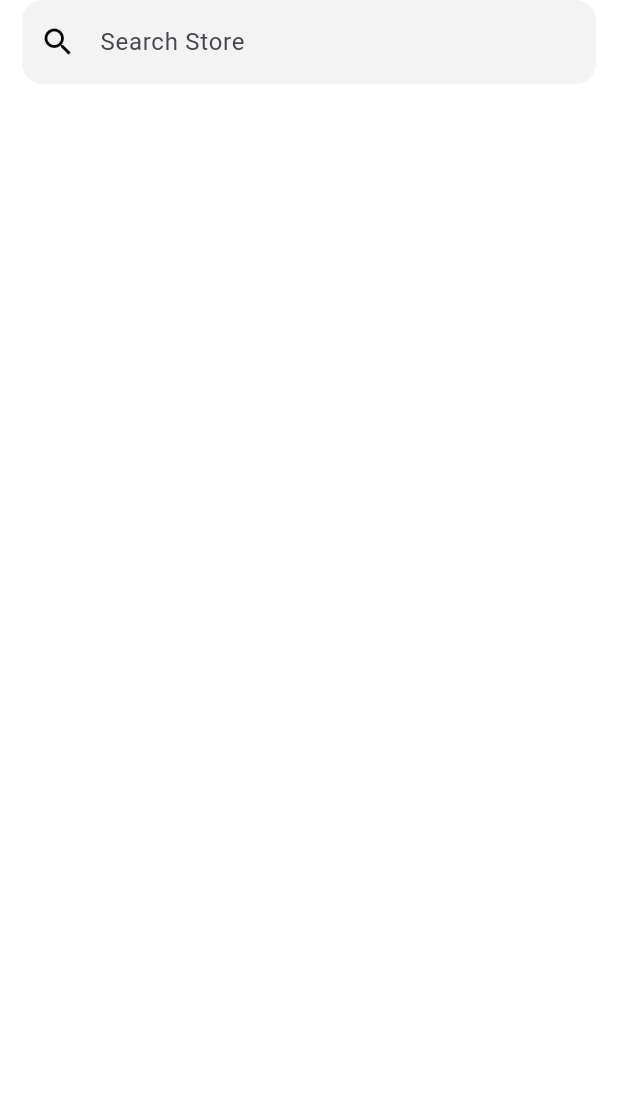
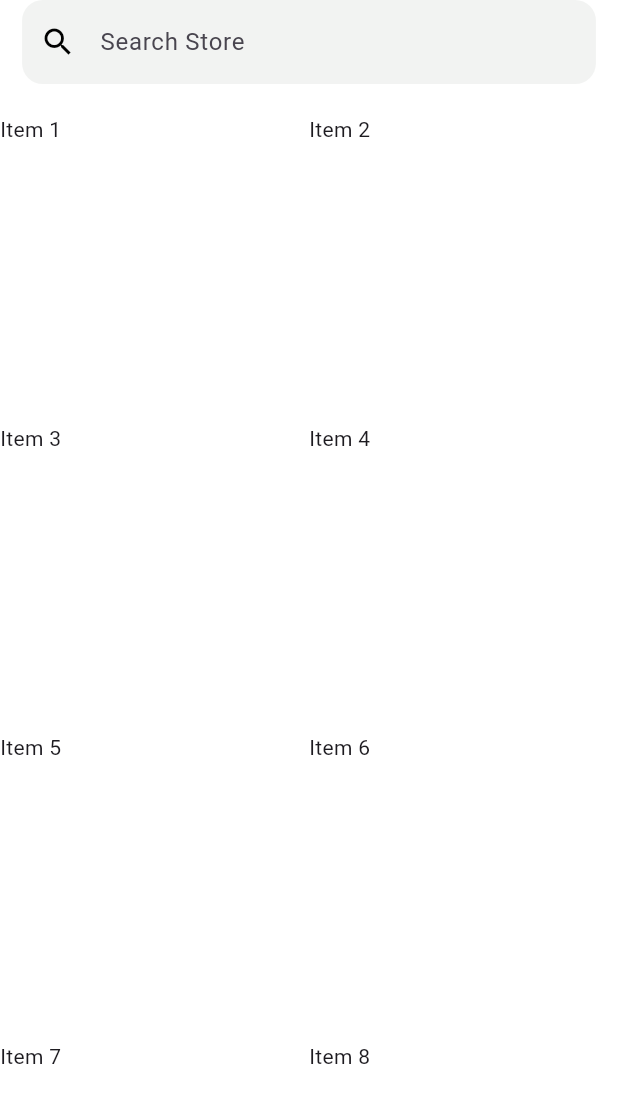
Before and after one commit to Mohamed123-r/nectar_app, a Flutter app: the HomeViewBody screen opened directly, scrolled down 56 dp, on a phone screen of 412 x 824 dp. Shown: the top 1103 px of the screen. Run offline on Flutter 3.47's test engine with Material 3 defaults, Android fonts, the phone set to English and light mode, and no system bars; our stand-ins replace device_preview, dio, easy_splash_screen, flutter_screenutil.

Commit message:
Refactor home view body layout to include a grid view for items 1-8. Updated the structure to improve user experience.

```diff
--- a/lib/features/home/presentation/views/widgets/home_view_body.dart
+++ b/lib/features/home/presentation/views/widgets/home_view_body.dart
@@ -10,16 +10,39 @@ class HomeViewBody extends StatelessWidget {
   @override
   Widget build(BuildContext context) {
     return NestedScrollView(
+
       floatHeaderSlivers: true,
       headerSliverBuilder: (BuildContext context, bool innerBoxIsScrolled) {
         return <Widget>[
           const CustomSliverAppBar(),
         ];
       },
-      body: const SafeArea(
+      body:  SafeArea(
         child: Scaffold(
-          backgroundColor: Colors.white,
-          body: CustomSearchTextField(),
+          body: Container(
+            color: Colors.white,
+            child: Column(
+              children: [
+                CustomSearchTextField(),
+                SizedBox(height: 20),
+                Expanded(
+                  child: GridView.count(
+                    crossAxisCount: 2,
+                    children: const [
+                      Text('Item 1'),
+                      Text('Item 2'),
+                      Text('Item 3'),
+                      Text('Item 4'),
+                      Text('Item 5'),
+                      Text('Item 6'),
+                      Text('Item 7'),
+                      Text('Item 8'),
+                    ],
+                  ),
+                ),
+              ],
+            ),
+          ),
         ),
       ),
     );
```
